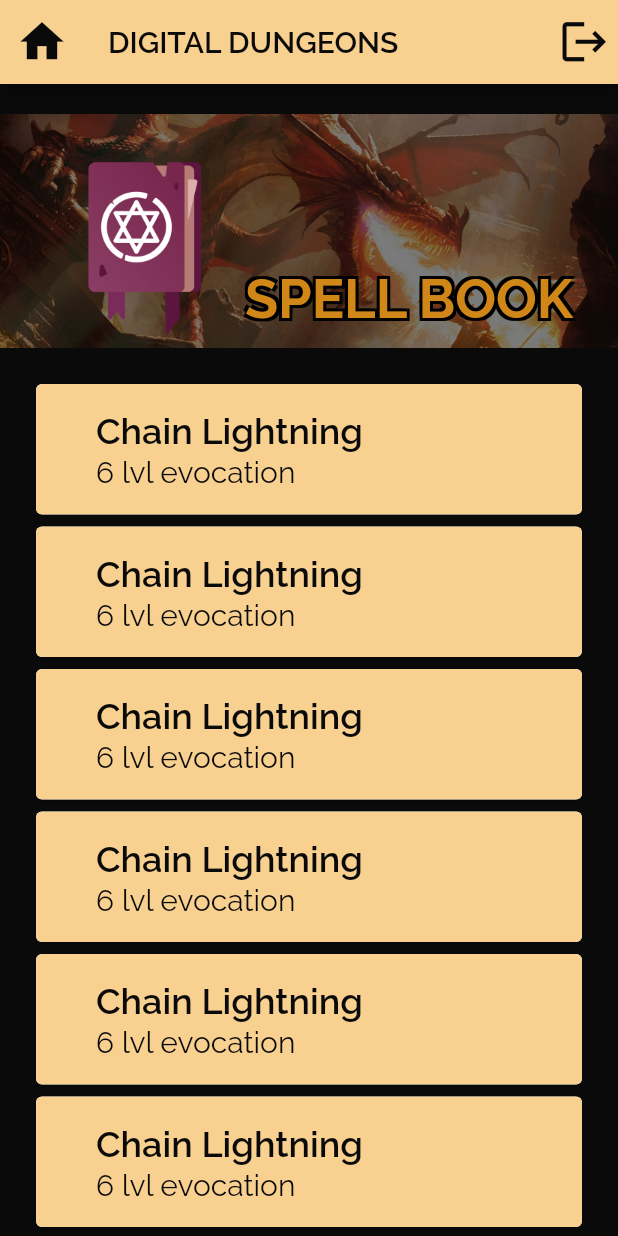
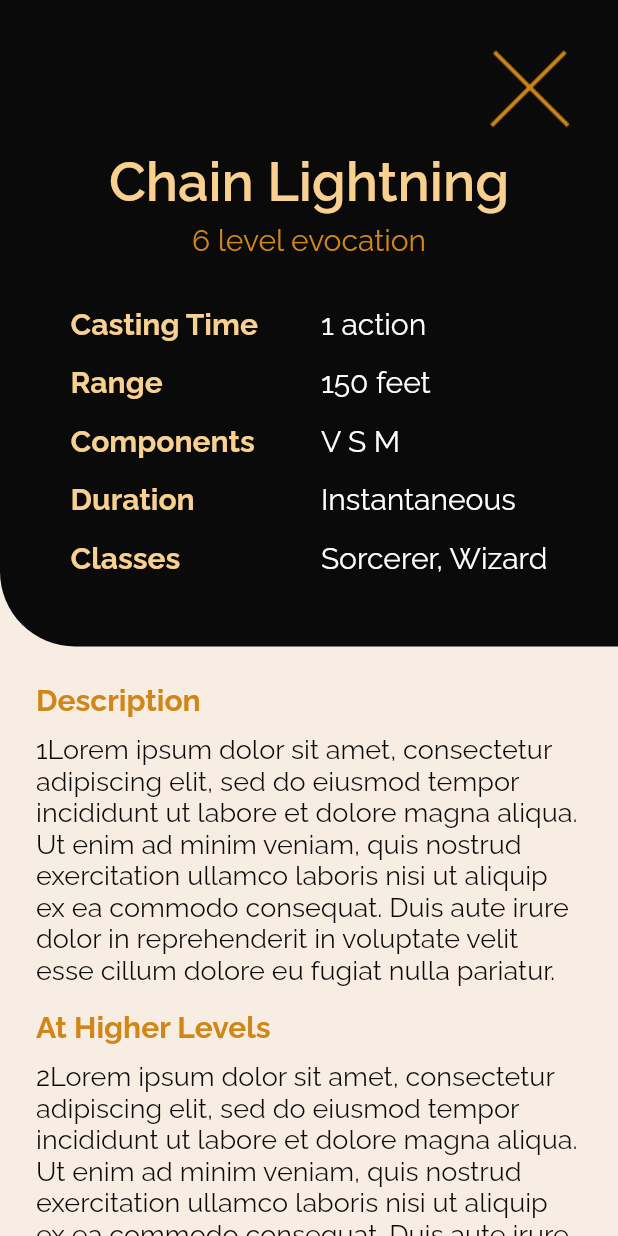
Before and after one commit to RomanBlahuta/Digital-Dungeons, a Flutter app: the DDSpellBookScreen screen opened by its route, after a tap on "Chain Lightning", on a phone screen of 412 x 824 dp. Run offline on Flutter 3.47's test engine with Material 2 defaults, Android fonts, the phone set to English and light mode, and no system bars; our stand-ins replace equatable, flutter_bloc.

Commit message:
spell_sheet_page: create spell sheet screen

```diff
--- a/lib/main.dart
+++ b/lib/main.dart
@@ -1,4 +1,5 @@
 import 'package:digitaldungeons/screens/index.dart';
+import 'package:digitaldungeons/screens/spell-sheet_screen.dart';
 import 'package:digitaldungeons/utils/index.dart';
 import 'package:flutter/material.dart';
 import 'package:flutter/services.dart';
@@ -23,8 +24,8 @@ class MyApp extends StatelessWidget {
       title: 'Flutter Demo',
       onGenerateRoute: (settings) {
         if (settings.name == DDRoutes.Welcome) {
-          // return MaterialPageRoute(builder: (context) => DDHomeScreen());
-          return MaterialPageRoute(builder: (context) => DDWelcomeScreen());
+          return MaterialPageRoute(builder: (context) => DDHomeScreen());
+          // return MaterialPageRoute(builder: (context) => DDWelcomeScreen());
         }
         else if (settings.name == DDRoutes.SignIn) {
           return MaterialPageRoute(builder: (context) => Text('Sign In'));
@@ -41,6 +42,9 @@ class MyApp extends StatelessWidget {
         else if (settings.name == DDRoutes.CharactersList) {
           return MaterialPageRoute(builder: (context) => DDCharactersListScreen());
         }
+        else if (settings.name == DDRoutes.SpellSheet) {
+          return MaterialPageRoute(builder: (context) => DDSpellSheetScreen());
+        }
         else if (settings.name == DDRoutes.SpellBook) {
           return MaterialPageRoute(builder: (context) => DDSpellBookScreen());
         }
--- a/lib/screens/characters-list_screen.dart
+++ b/lib/screens/characters-list_screen.dart
@@ -2,7 +2,7 @@ import 'package:digitaldungeons/utils/index.dart';
 import 'package:digitaldungeons/widgets/app-bar.dart';
 import 'package:flutter/material.dart';
 
-import '../widgets/list_button.dart';
+import '../widgets/list-button.dart';
 
 class DDCharactersListScreen extends StatelessWidget {
 
--- a/lib/screens/home_screen.dart
+++ b/lib/screens/home_screen.dart
@@ -1,8 +1,7 @@
 import 'package:digitaldungeons/utils/index.dart';
-import 'package:digitaldungeons/widgets/category-button.dart';
-import 'package:digitaldungeons/widgets/user-profile.dart';
-import 'package:digitaldungeons/widgets/app-bar.dart';
 import 'package:flutter/material.dart';
+
+import '../widgets/index.dart';
 
 class DDHomeScreen extends StatelessWidget {
 
--- a/lib/screens/spell-book_screen.dart
+++ b/lib/screens/spell-book_screen.dart
@@ -1,9 +1,7 @@
 import 'package:digitaldungeons/utils/index.dart';
-import 'package:digitaldungeons/widgets/app-bar.dart';
-import 'package:digitaldungeons/widgets/list_button.dart';
 import 'package:flutter/material.dart';
 
-import '../widgets/category_header.dart';
+import '../widgets/index.dart';
 
 class DDSpellBookScreen extends StatelessWidget {
   static const List<Map> _spells = [
@@ -45,7 +43,7 @@ class DDSpellBookScreen extends StatelessWidget {
                       return DDListButton(
                         name: _spells[index]['name'],
                         info: _spells[index]['info'],
-                        onPressed: () {print('Click');},
+                        onPressed: () {Navigator.pushNamed(context, DDRoutes.SpellSheet);},
                       );
                     }
                 ),
--- /dev/null
+++ b/lib/screens/spell-sheet_screen.dart
@@ -0,0 +1,83 @@
+import 'package:digitaldungeons/utils/index.dart';
+import 'package:flutter/material.dart';
+
+import '../widgets/index.dart';
+
+class DDSpellSheetScreen extends StatelessWidget {
+  DDSpellSheetScreen({Key? key}) : super(key: key);
+
+  final List<String> mockDataMain = [
+    '1 action',
+    '150 feet',
+    'V S M',
+    'Instantaneous',
+    'Sorcerer, Wizard',
+  ];
+
+  final List<String> mockDataDescription = [
+    '1Lorem ipsum dolor sit amet, consectetur adipiscing elit, sed do eiusmod tempor incididunt ut labore et dolore magna aliqua. Ut enim ad minim veniam, quis nostrud exercitation ullamco laboris nisi ut aliquip ex ea commodo consequat. Duis aute irure dolor in reprehenderit in voluptate velit esse cillum dolore eu fugiat nulla pariatur.',
+    '2Lorem ipsum dolor sit amet, consectetur adipiscing elit, sed do eiusmod tempor incididunt ut labore et dolore magna aliqua. Ut enim ad minim veniam, quis nostrud exercitation ullamco laboris nisi ut aliquip ex ea commodo consequat. Duis aute irure dolor in reprehenderit in voluptate velit esse cillum dolore eu fugiat nulla pariatur.'
+  ];
+
+  @override
+  Widget build(BuildContext context) {
+    return SafeArea(
+        child: Scaffold(
+          backgroundColor: DDTheme.lightColor,
+          body: SingleChildScrollView(
+            child: Stack(
+              children: [
+                Column(
+                  children: [
+                    Container(
+                      width: MediaQuery.of(context).size.width,
+                      height: 431,
+                      decoration: BoxDecoration(
+                          color: DDTheme.darkColor,
+                          borderRadius: BorderRadius.only(
+                            bottomLeft: Radius.circular(50),
+                          )
+                      ),
+                      child: Column(
+                        children: [
+                          SizedBox(
+                            height: 100,
+                          ),
+                          Text(
+                            'Chain Lightning',
+                            textAlign: TextAlign.center,
+                            style: DDTextTheme.Raleway36PrimarySemiBold,
+                          ),
+                          SizedBox(
+                            height: 6,
+                          ),
+                          Text(
+                            '6 level evocation',
+                            textAlign: TextAlign.center,
+                            style: DDTextTheme.Raleway20AccentRegular,
+                          ),
+                          SizedBox(height: 33),
+                          DDInfoSection.main(DDSpellMainInfo, mockDataMain)
+                        ],
+                      ),
+                    ),
+                    SizedBox(height: 24,),
+                    DDInfoSection.description(DDSpellDescriptionInfo, mockDataDescription,),
+                  ],
+                ),
+                Positioned(
+                  top: 24,
+                  right: 24,
+                  child: IconButton(
+                    iconSize: 54,
+                    icon: Image.asset(DDCloseIcon),
+                    onPressed: () => print('Close button click event'),
+                  ),
+                ),
+              ],
+            )
+          ),
+        )
+    );
+  }
+}
--- a/lib/utils/constants.dart
+++ b/lib/utils/constants.dart
@@ -58,3 +58,16 @@ const DDCharacterProficienciesInfo = [
   'Features & Traits',
   'Other Proficiencies & Languages',
 ];
+
+const DDSpellMainInfo = [
+  'Casting Time',
+  'Range',
+  'Components',
+  'Duration',
+  'Classes',
+];
+
+const DDSpellDescriptionInfo = [
+  'Description',
+  'At Higher Levels',
+];
--- a/lib/utils/navigation.dart
+++ b/lib/utils/navigation.dart
@@ -5,5 +5,6 @@ class DDRoutes {
   static const String Home = 'home';
   static const String CharacterSheet = 'character-sheet';
   static const String CharactersList = 'characters-list';
+  static const String SpellSheet = 'spell-sheet';
   static const String SpellBook = 'spell-book';
 }
--- a/lib/utils/text.dart
+++ b/lib/utils/text.dart
@@ -28,6 +28,13 @@ class DDTextTheme {
     fontWeight: FontWeight.w600,
     fontFamily: "Raleway",
     fontSize: 20,
+  );
+
+  static const TextStyle Raleway36PrimarySemiBold = TextStyle(
+    color: DDTheme.primaryColor,
+    fontWeight: FontWeight.w600,
+    fontFamily: "Raleway",
+    fontSize: 36,
   );
 
   static const TextStyle Raleway24BlackBold = TextStyle(
@@ -105,6 +112,13 @@ class DDTextTheme {
     fontSize: 20,
   );
 
+  static const TextStyle Raleway20AccentRegular = TextStyle(
+    color: DDTheme.accentColor,
+    fontWeight: FontWeight.normal,
+    fontFamily: "Raleway",
+    fontSize: 20,
+  );
+
   static const TextStyle Raleway36AccentBoldStroke = TextStyle(
     color: DDTheme.accentColor,
     fontWeight: FontWeight.w700,
@@ -129,4 +143,11 @@ class DDTextTheme {
       ),
     ]
   );
+
+  static const TextStyle Raleway20AccentBold = TextStyle(
+    color: DDTheme.accentColor,
+    fontWeight: FontWeight.w700,
+    fontFamily: "Raleway",
+    fontSize: 20,
+  );
 }
--- a/lib/widgets/index.dart
+++ b/lib/widgets/index.dart
@@ -1,5 +1,7 @@
 export 'button.dart';
 export 'user-profile.dart';
 export 'category-button.dart';
+export 'category-header.dart';
 export 'info-section.dart';
+export 'list-button.dart';
 export 'app-bar.dart';
--- a/lib/widgets/info-section.dart
+++ b/lib/widgets/info-section.dart
@@ -12,6 +12,10 @@ class DDInfoSection {
 
   static Widget text(String title, List<String> terms, List<String> values) {
     return DDTextInfoSection(title: title, terms: terms, values: values);
+  }
+
+  static Widget description(List<String> terms, List<String> values) {
+    return DDDescriptionSection(terms: terms, values: values);
   }
 }
 
@@ -209,3 +213,48 @@ class DDTextInfoSection extends StatelessWidget {
     );
   }
 }
+
+class DDDescriptionSection extends StatelessWidget {
+  final List<String> terms;
+  final List<String> values;
+
+  const DDDescriptionSection({ Key? key, required this.terms, required this.values }) : super(key: key);
+
+  @override
+  Widget build(BuildContext context) {
+    return Column(
+      mainAxisAlignment: MainAxisAlignment.center,
+      children: <Widget>[
+        Container(
+          width: MediaQuery.of(context).size.width,
+          child: Column(
+            crossAxisAlignment: CrossAxisAlignment.start,
+            children: <Widget>[
+              for (var i = 0; i < terms.length; i++) Padding(
+                  padding: EdgeInsets.only(bottom: 16, left: 24, right: 24),
+                  child: Column(
+                    crossAxisAlignment: CrossAxisAlignment.start,
+                    children: [
+                      Text(
+                        terms[i],
+                        textAlign: TextAlign.start,
+                        style: DDTextTheme.Raleway20AccentBold,
+                      ),
+                      SizedBox(
+                        height: 11,
+                      ),
+                      Text(
+                        values[i],
+                        textAlign: TextAlign.start,
+                        style: DDTextTheme.Raleway18BlackRegular,
+                      ),
+                    ],
+                  )
+              ),
+            ],
+          ),
+        )
+      ],
+    );
+  }
+}
```
Also changed, not shown: lib/widgets/category-header.dart (renamed from lib/widgets/category_header.dart), lib/widgets/list-button.dart (renamed from lib/widgets/list_button.dart).
